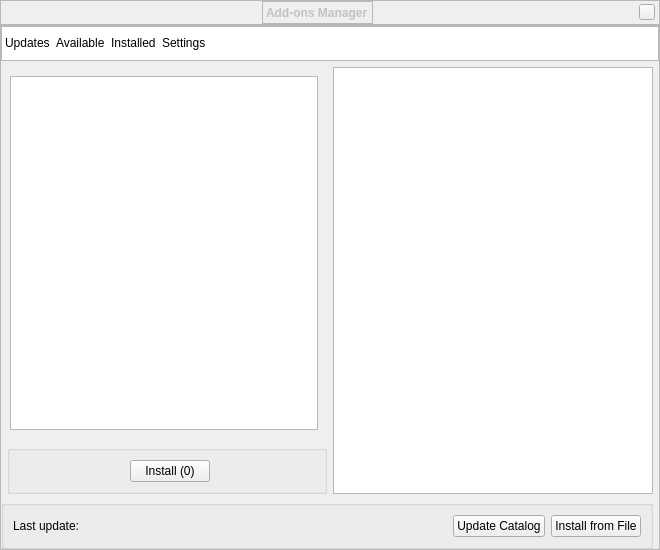
Qt form src/gui/addonDialog.ui (Stellarium/stellarium) before a commit.
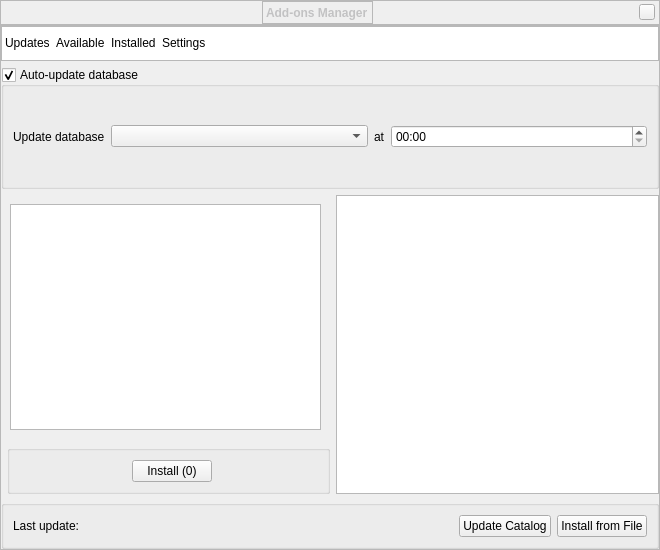
The same form after that commit. Custom widgets are drawn as their Qt base class.

Commit message: AddonDialog - initial design of settings tab

Patch:
```diff
--- a/src/gui/addonDialog.ui
+++ b/src/gui/addonDialog.ui
@@ -248,7 +248,202 @@
       <property name="bottomMargin">
        <number>0</number>
       </property>
-      <item row="0" column="0" colspan="4">
+      <item row="2" column="2" rowspan="3">
+       <widget class="QTextBrowser" name="browser"/>
+      </item>
+      <item row="2" column="0" rowspan="2" colspan="2">
+       <widget class="QStackedWidget" name="stackedWidget">
+        <property name="sizePolicy">
+         <sizepolicy hsizetype="MinimumExpanding" vsizetype="MinimumExpanding">
+          <horstretch>0</horstretch>
+          <verstretch>0</verstretch>
+         </sizepolicy>
+        </property>
+        <widget class="QWidget" name="updates">
+         <property name="sizePolicy">
+          <sizepolicy hsizetype="MinimumExpanding" vsizetype="MinimumExpanding">
+           <horstretch>0</horstretch>
+           <verstretch>0</verstretch>
+          </sizepolicy>
+         </property>
+         <layout class="QVBoxLayout" name="verticalLayout">
+          <item>
+           <widget class="AddOnTableView" name="updatesTableView">
+            <property name="sizePolicy">
+             <sizepolicy hsizetype="MinimumExpanding" vsizetype="MinimumExpanding">
+              <horstretch>0</horstretch>
+              <verstretch>0</verstretch>
+             </sizepolicy>
+            </property>
+           </widget>
+          </item>
+         </layout>
+        </widget>
+        <widget class="QWidget" name="available">
+         <property name="sizePolicy">
+          <sizepolicy hsizetype="MinimumExpanding" vsizetype="MinimumExpanding">
+           <horstretch>0</horstretch>
+           <verstretch>0</verstretch>
+          </sizepolicy>
+         </property>
+         <layout class="QVBoxLayout" name="verticalLayout_2">
+          <item>
+           <widget class="AddOnTableView" name="availableTableView">
+            <property name="sizePolicy">
+             <sizepolicy hsizetype="MinimumExpanding" vsizetype="MinimumExpanding">
+              <horstretch>0</horstretch>
+              <verstretch>0</verstretch>
+             </sizepolicy>
+            </property>
+           </widget>
+          </item>
+         </layout>
+        </widget>
+        <widget class="QWidget" name="installed">
+         <property name="sizePolicy">
+          <sizepolicy hsizetype="MinimumExpanding" vsizetype="MinimumExpanding">
+           <horstretch>0</horstretch>
+           <verstretch>0</verstretch>
+          </sizepolicy>
+         </property>
+         <layout class="QVBoxLayout" name="verticalLayout_3">
+          <item>
+           <widget class="AddOnTableView" name="installedTableView">
+            <property name="sizePolicy">
+             <sizepolicy hsizetype="MinimumExpanding" vsizetype="MinimumExpanding">
+              <horstretch>0</horstretch>
+              <verstretch>0</verstretch>
+             </sizepolicy>
+            </property>
+           </widget>
+          </item>
+         </layout>
+        </widget>
+        <widget class="QWidget" name="settings">
+         <property name="sizePolicy">
+          <sizepolicy hsizetype="MinimumExpanding" vsizetype="MinimumExpanding">
+           <horstretch>0</horstretch>
+           <verstretch>0</verstretch>
+          </sizepolicy>
+         </property>
+         <layout class="QHBoxLayout" name="horizontalLayout_6"/>
+        </widget>
+       </widget>
+      </item>
+      <item row="4" column="1">
+       <widget class="QGroupBox" name="addOnDialogButtons">
+        <property name="sizePolicy">
+         <sizepolicy hsizetype="MinimumExpanding" vsizetype="Fixed">
+          <horstretch>0</horstretch>
+          <verstretch>0</verstretch>
+         </sizepolicy>
+        </property>
+        <property name="autoFillBackground">
+         <bool>true</bool>
+        </property>
+        <layout class="QHBoxLayout" name="horizontalLayout_3">
+         <item>
+          <widget class="QLabel" name="msg">
+           <property name="sizePolicy">
+            <sizepolicy hsizetype="MinimumExpanding" vsizetype="Preferred">
+             <horstretch>0</horstretch>
+             <verstretch>0</verstretch>
+            </sizepolicy>
+           </property>
+           <property name="text">
+            <string/>
+           </property>
+          </widget>
+         </item>
+         <item>
+          <widget class="QPushButton" name="button">
+           <property name="text">
+            <string>Install (0)</string>
+           </property>
+          </widget>
+         </item>
+         <item>
+          <spacer name="horizontalSpacer">
+           <property name="orientation">
+            <enum>Qt::Horizontal</enum>
+           </property>
+           <property name="sizeHint" stdset="0">
+            <size>
+             <width>40</width>
+             <height>20</height>
+            </size>
+           </property>
+          </spacer>
+         </item>
+        </layout>
+       </widget>
+      </item>
+      <item row="1" column="0" colspan="3">
+       <layout class="QVBoxLayout" name="settingsLayout">
+        <item>
+         <widget class="QGroupBox" name="settingsGroup">
+          <property name="title">
+           <string>Auto-update database</string>
+          </property>
+          <property name="checkable">
+           <bool>true</bool>
+          </property>
+          <layout class="QGridLayout" name="gridLayout_3">
+           <item row="0" column="2">
+            <widget class="QLabel" name="label_5">
+             <property name="sizePolicy">
+              <sizepolicy hsizetype="Minimum" vsizetype="Preferred">
+               <horstretch>0</horstretch>
+               <verstretch>0</verstretch>
+              </sizepolicy>
+             </property>
+             <property name="text">
+              <string>at</string>
+             </property>
+            </widget>
+           </item>
+           <item row="0" column="1">
+            <widget class="QComboBox" name="updateFrequency">
+             <property name="sizePolicy">
+              <sizepolicy hsizetype="MinimumExpanding" vsizetype="Fixed">
+               <horstretch>0</horstretch>
+               <verstretch>0</verstretch>
+              </sizepolicy>
+             </property>
+            </widget>
+           </item>
+           <item row="0" column="0">
+            <widget class="QLabel" name="label_6">
+             <property name="sizePolicy">
+              <sizepolicy hsizetype="Minimum" vsizetype="Preferred">
+               <horstretch>0</horstretch>
+               <verstretch>0</verstretch>
+              </sizepolicy>
+             </property>
+             <property name="text">
+              <string>Update database</string>
+             </property>
+            </widget>
+           </item>
+           <item row="0" column="3">
+            <widget class="QDateTimeEdit" name="updateTime">
+             <property name="sizePolicy">
+              <sizepolicy hsizetype="MinimumExpanding" vsizetype="Fixed">
+               <horstretch>0</horstretch>
+               <verstretch>0</verstretch>
+              </sizepolicy>
+             </property>
+             <property name="displayFormat">
+              <string>HH:00</string>
+             </property>
+            </widget>
+           </item>
+          </layout>
+         </widget>
+        </item>
+       </layout>
+      </item>
+      <item row="0" column="0" colspan="3">
        <widget class="QListWidget" name="stackListWidget">
         <property name="sizePolicy">
          <sizepolicy hsizetype="MinimumExpanding" vsizetype="Fixed">
@@ -329,7 +524,7 @@
         </item>
        </widget>
       </item>
-      <item row="5" column="0" colspan="3">
+      <item row="6" column="0" colspan="3">
        <widget class="QGroupBox" name="addOnDialogCatalog">
         <property name="sizePolicy">
          <sizepolicy hsizetype="MinimumExpanding" vsizetype="Fixed">
@@ -384,130 +579,6 @@
         </layout>
        </widget>
       </item>
-      <item row="1" column="2" rowspan="3">
-       <widget class="QTextBrowser" name="browser"/>
-      </item>
-      <item row="1" column="0" rowspan="2" colspan="2">
-       <widget class="QStackedWidget" name="stackedWidget">
-        <widget class="QWidget" name="updates">
-         <property name="sizePolicy">
-          <sizepolicy hsizetype="MinimumExpanding" vsizetype="MinimumExpanding">
-           <horstretch>0</horstretch>
-           <verstretch>0</verstretch>
-          </sizepolicy>
-         </property>
-         <layout class="QVBoxLayout" name="verticalLayout">
-          <item>
-           <widget class="AddOnTableView" name="updatesTableView">
-            <property name="sizePolicy">
-             <sizepolicy hsizetype="MinimumExpanding" vsizetype="MinimumExpanding">
-              <horstretch>0</horstretch>
-              <verstretch>0</verstretch>
-             </sizepolicy>
-            </property>
-           </widget>
-          </item>
-         </layout>
-        </widget>
-        <widget class="QWidget" name="available">
-         <property name="sizePolicy">
-          <sizepolicy hsizetype="MinimumExpanding" vsizetype="MinimumExpanding">
-           <horstretch>0</horstretch>
-           <verstretch>0</verstretch>
-          </sizepolicy>
-         </property>
-         <layout class="QVBoxLayout" name="verticalLayout_2">
-          <item>
-           <widget class="AddOnTableView" name="availableTableView">
-            <property name="sizePolicy">
-             <sizepolicy hsizetype="MinimumExpanding" vsizetype="MinimumExpanding">
-              <horstretch>0</horstretch>
-              <verstretch>0</verstretch>
-             </sizepolicy>
-            </property>
-           </widget>
-          </item>
-         </layout>
-        </widget>
-        <widget class="QWidget" name="installed">
-         <property name="sizePolicy">
-          <sizepolicy hsizetype="MinimumExpanding" vsizetype="MinimumExpanding">
-           <horstretch>0</horstretch>
-           <verstretch>0</verstretch>
-          </sizepolicy>
-         </property>
-         <layout class="QVBoxLayout" name="verticalLayout_3">
-          <item>
-           <widget class="AddOnTableView" name="installedTableView">
-            <property name="sizePolicy">
-             <sizepolicy hsizetype="MinimumExpanding" vsizetype="MinimumExpanding">
-              <horstretch>0</horstretch>
-              <verstretch>0</verstretch>
-             </sizepolicy>
-            </property>
-           </widget>
-          </item>
-         </layout>
-        </widget>
-        <widget class="QWidget" name="settings">
-         <property name="sizePolicy">
-          <sizepolicy hsizetype="MinimumExpanding" vsizetype="MinimumExpanding">
-           <horstretch>0</horstretch>
-           <verstretch>0</verstretch>
-          </sizepolicy>
-         </property>
-         <layout class="QHBoxLayout" name="horizontalLayout_6"/>
-        </widget>
-       </widget>
-      </item>
-      <item row="3" column="1">
-       <widget class="QGroupBox" name="addOnDialogButtons">
-        <property name="sizePolicy">
-         <sizepolicy hsizetype="MinimumExpanding" vsizetype="Fixed">
-          <horstretch>0</horstretch>
-          <verstretch>0</verstretch>
-         </sizepolicy>
-        </property>
-        <property name="autoFillBackground">
-         <bool>true</bool>
-        </property>
-        <layout class="QHBoxLayout" name="horizontalLayout_3">
-         <item>
-          <widget class="QLabel" name="msg">
-           <property name="sizePolicy">
-            <sizepolicy hsizetype="MinimumExpanding" vsizetype="Preferred">
-             <horstretch>0</horstretch>
-             <verstretch>0</verstretch>
-            </sizepolicy>
-           </property>
-           <property name="text">
-            <string/>
-           </property>
-          </widget>
-         </item>
-         <item>
-          <widget class="QPushButton" name="button">
-           <property name="text">
-            <string>Install (0)</string>
-           </property>
-          </widget>
-         </item>
-         <item>
-          <spacer name="horizontalSpacer">
-           <property name="orientation">
-            <enum>Qt::Horizontal</enum>
-           </property>
-           <property name="sizeHint" stdset="0">
-            <size>
-             <width>40</width>
-             <height>20</height>
-            </size>
-           </property>
-          </spacer>
-         </item>
-        </layout>
-       </widget>
-      </item>
      </layout>
     </widget>
    </item>
```
The commit also changes 1 other file.
